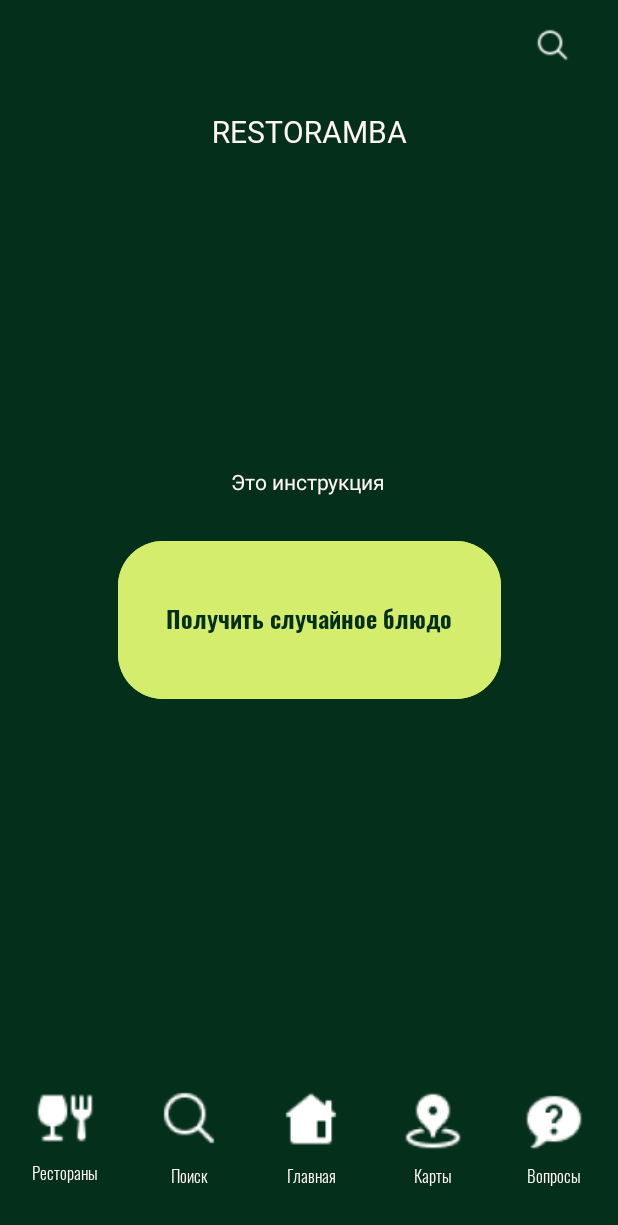
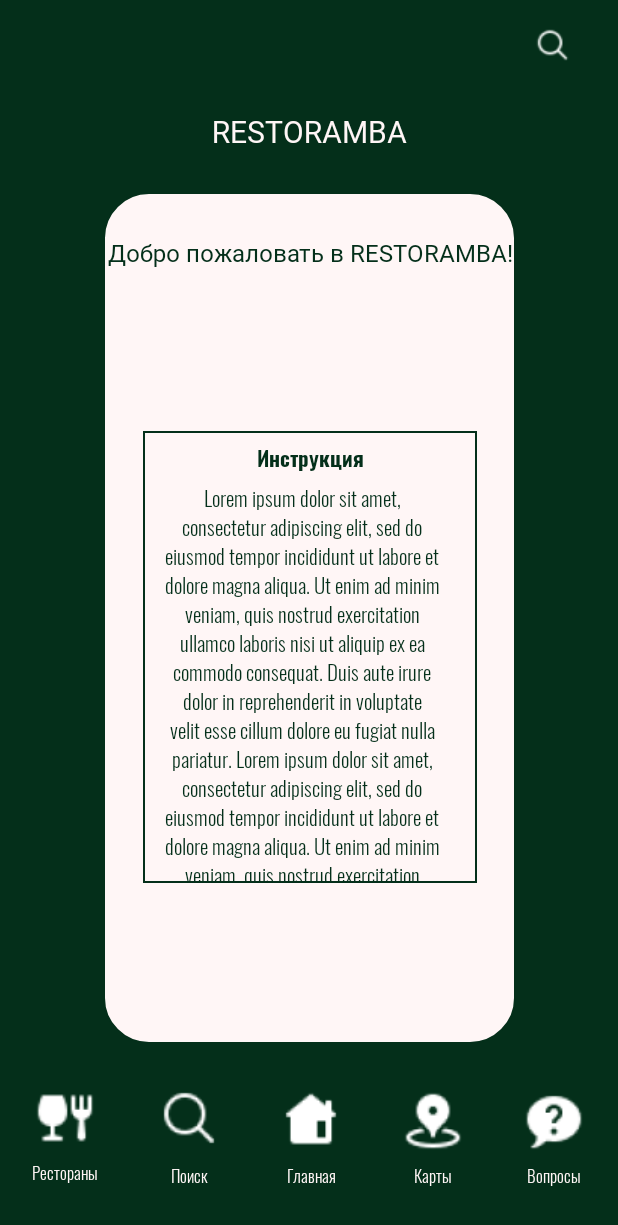
Before and after one commit to YaEtoTui/RestorambaApp, an Android app: the screen it shows after launch (MainActivity), on a phone screen of 412 x 824 dp. Shown: the top 1225 px of the screen. Run offline under Robolectric (Android 15) with nearby library versions, the phone set to English and light mode, and no system bars; 1 statement that could not run was skipped.

Commit message:
add instructions_main_page.xml on page Main

```diff
--- a/app/build.gradle.kts
+++ b/app/build.gradle.kts
@@ -63,6 +63,7 @@ dependencies {
     implementation("androidx.appcompat:appcompat:1.6.1")
     implementation("com.google.android.material:material:1.8.0")
     implementation("androidx.constraintlayout:constraintlayout:2.1.4")
+    implementation("androidx.legacy:legacy-support-v4:1.0.0")
     testImplementation("junit:junit:4.13.2")
     androidTestImplementation("androidx.test.ext:junit:1.1.5")
     androidTestImplementation("androidx.test.espresso:espresso-core:3.5.1")
--- /dev/null
+++ b/app/src/main/res/drawable/rectangle_instructions.xml
@@ -0,0 +1,9 @@
+<?xml version="1.0" encoding="utf-8"?>
+<shape xmlns:android="http://schemas.android.com/apk/res/android"
+    android:shape="rectangle"
+    android:innerRadius="15dp">
+
+    <solid android:color="@color/milk" />
+    <corners android:radius="30dp" />
+    <stroke android:width="1dip" android:color="@color/black_green"/>
+</shape>
--- /dev/null
+++ b/app/src/main/res/drawable/rectangle_instructions_scroll.xml
@@ -0,0 +1,8 @@
+<?xml version="1.0" encoding="utf-8"?>
+<shape xmlns:android="http://schemas.android.com/apk/res/android"
+    android:shape="rectangle"
+    android:innerRadius="15dp">
+
+    <solid android:color="@color/milk" />
+    <stroke android:width="1dip" android:color="@color/black_green"/>
+</shape>
--- a/app/src/main/res/layout/fragment_main.xml
+++ b/app/src/main/res/layout/fragment_main.xml
@@ -51,6 +51,8 @@
         app:layout_constraintStart_toStartOf="parent"
         app:layout_constraintTop_toTopOf="parent"
         app:layout_constraintVertical_bias="0.387" />
+
+
 
     <Button
         android:id="@+id/idButtonGetRandomDish"
@@ -147,4 +149,13 @@
 
     </androidx.constraintlayout.widget.ConstraintLayout>
 
+    <include
+        layout="@layout/instructions_main_page"
+        android:layout_width="275dp"
+        android:layout_height="568dp"
+        app:layout_constraintBottom_toBottomOf="parent"
+        app:layout_constraintEnd_toEndOf="parent"
+        app:layout_constraintStart_toStartOf="parent"
+        app:layout_constraintTop_toTopOf="parent" />
+
 </androidx.constraintlayout.widget.ConstraintLayout>
--- /dev/null
+++ b/app/src/main/res/layout/instructions_main_page.xml
@@ -0,0 +1,69 @@
+<?xml version="1.0" encoding="utf-8"?>
+<androidx.constraintlayout.widget.ConstraintLayout xmlns:android="http://schemas.android.com/apk/res/android"
+    xmlns:app="http://schemas.android.com/apk/res-auto"
+    xmlns:tools="http://schemas.android.com/tools"
+    android:layout_width="275dp"
+    android:layout_height="568dp"
+    android:background="@drawable/rectangle_instructions">
+
+    <TextView
+        android:id="@+id/tvWelcomeText"
+        android:layout_width="wrap_content"
+        android:layout_height="wrap_content"
+        android:layout_marginTop="29dp"
+        android:text="@string/welcome"
+        android:gravity="center"
+        android:textAppearance="@style/welcome"
+        app:layout_constraintEnd_toEndOf="parent"
+        app:layout_constraintStart_toStartOf="parent"
+        app:layout_constraintTop_toTopOf="parent" />
+
+    <androidx.core.widget.NestedScrollView
+        android:id="@+id/idScrollInstructions"
+        android:layout_width="0dp"
+        android:layout_marginHorizontal="24dp"
+        android:layout_height="301dp"
+        android:background="@drawable/rectangle_instructions_scroll"
+        app:layout_constraintBottom_toBottomOf="parent"
+        app:layout_constraintEnd_toEndOf="@+id/tvWelcomeText"
+        app:layout_constraintStart_toStartOf="@+id/tvWelcomeText"
+        app:layout_constraintTop_toBottomOf="@+id/tvWelcomeText">
+
+        <androidx.constraintlayout.widget.ConstraintLayout
+            android:id="@+id/idTextInstructions"
+            android:layout_width="match_parent"
+            android:layout_height="match_parent">
+
+            <TextView
+                android:id="@+id/tvTextInstructions"
+                android:layout_width="wrap_content"
+                android:layout_height="wrap_content"
+                android:layout_marginTop="8dp"
+                android:gravity="center"
+                android:text="@string/instructions"
+                android:textAppearance="@style/instructions"
+                app:layout_constraintEnd_toEndOf="parent"
+                app:layout_constraintStart_toStartOf="parent"
+                app:layout_constraintTop_toTopOf="parent" />
+
+            <TextView
+                android:id="@+id/tvTextExample"
+                android:layout_width="0dp"
+                android:layout_height="wrap_content"
+                android:layout_marginStart="13dp"
+                android:layout_marginTop="6dp"
+                android:layout_marginEnd="24dp"
+                android:layout_marginBottom="35dp"
+                android:gravity="center"
+                android:text="@string/example"
+                android:textAppearance="@style/instructions_text"
+                app:layout_constraintBottom_toBottomOf="parent"
+                app:layout_constraintEnd_toEndOf="parent"
+                app:layout_constraintStart_toStartOf="parent"
+                app:layout_constraintTop_toBottomOf="@+id/tvTextInstructions" />
+
+        </androidx.constraintlayout.widget.ConstraintLayout>
+
+    </androidx.core.widget.NestedScrollView>
+
+</androidx.constraintlayout.widget.ConstraintLayout>
--- a/app/src/main/res/values/strings.xml
+++ b/app/src/main/res/values/strings.xml
@@ -34,4 +34,11 @@
     <string name="main_nav">Главная</string>
     <string name="maps_nav">Карты</string>
     <string name="question">Вопросы</string>
+    <string name="welcome">Добро пожаловать в RESTORAMBA!</string>
+    <string name="instructions">Инструкция</string>
+    <string name="example">
+        Lorem ipsum dolor sit amet, consectetur adipiscing elit, sed do eiusmod tempor incididunt ut labore et dolore magna aliqua. Ut enim ad minim veniam, quis nostrud exercitation ullamco laboris nisi ut aliquip ex ea commodo consequat. Duis aute irure dolor in reprehenderit in voluptate velit esse cillum dolore eu fugiat nulla pariatur.
+        Lorem ipsum dolor sit amet, consectetur adipiscing elit, sed do eiusmod tempor incididunt ut labore et dolore magna aliqua. Ut enim ad minim veniam, quis nostrud exercitation ullamco laboris nisi ut aliquip ex ea commodo consequat. Duis aute irure dolor in reprehenderit in voluptate velit esse cillum dolore eu fugiat nulla pariatur. Lorem ipsum dolor sit amet, consectetur adipiscing elit, sed do eiusmod tempor incididunt ut labore et dolore magna aliqua. Ut enim ad minim veniam, quis nostrud exercitation ullamco laboris nisi ut aliquip ex ea commodo consequat. Duis aute irure dolor in reprehenderit in voluptate velit esse cillum dolore eu fugiat nulla pariatur. Lorem ipsum dolor sit amet, consectetur adipiscing elit, sed do eiusmod tempor incididunt ut labore et dolore magna aliqua. Ut enim ad minim veniam, quis nostrud exercitation ullamco laboris nisi ut aliquip ex ea commodo consequat. Duis aute irure dolor in reprehenderit in voluptate velit esse cillum dolore eu fugiat nulla pariatur.
+        Lorem ipsum dolor sit amet, consectetur adipiscing elit, sed do eiusmod tempor incididunt ut labore et dolore magna aliqua. Ut enim ad minim veniam, quis nostrud exercitation ullamco laboris nisi ut aliquip ex ea commodo consequat. Duis aute irure dolor in reprehenderit in voluptate velit esse cillum dolore eu fugiat nulla pariatur.
+    </string>
 </resources>
--- a/app/src/main/res/values/styles.xml
+++ b/app/src/main/res/values/styles.xml
@@ -18,4 +18,22 @@
         <item name="fontFamily">@font/oswald_light</item>
     </style>
 
+    <style name="welcome">
+        <item name="android:textSize">16sp</item>
+        <item name="android:textColor">@color/black_green</item>
+        <item name="fontFamily">@font/dela_gothic_one_regular</item>
+    </style>
+
+    <style name="instructions">
+        <item name="android:textSize">14sp</item>
+        <item name="android:textColor">@color/black_green</item>
+        <item name="fontFamily">@font/oswald_bold</item>
+    </style>
+
+    <style name="instructions_text">
+        <item name="android:textSize">14sp</item>
+        <item name="android:textColor">@color/black_green</item>
+        <item name="fontFamily">@font/oswald_light</item>
+    </style>
+
 </resources>
```
